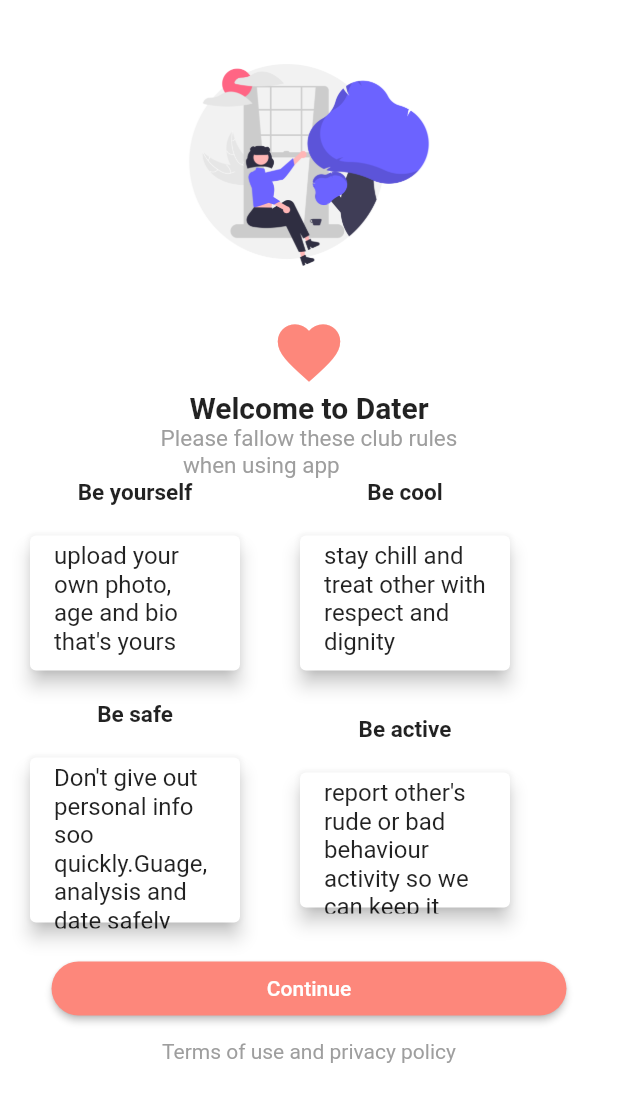
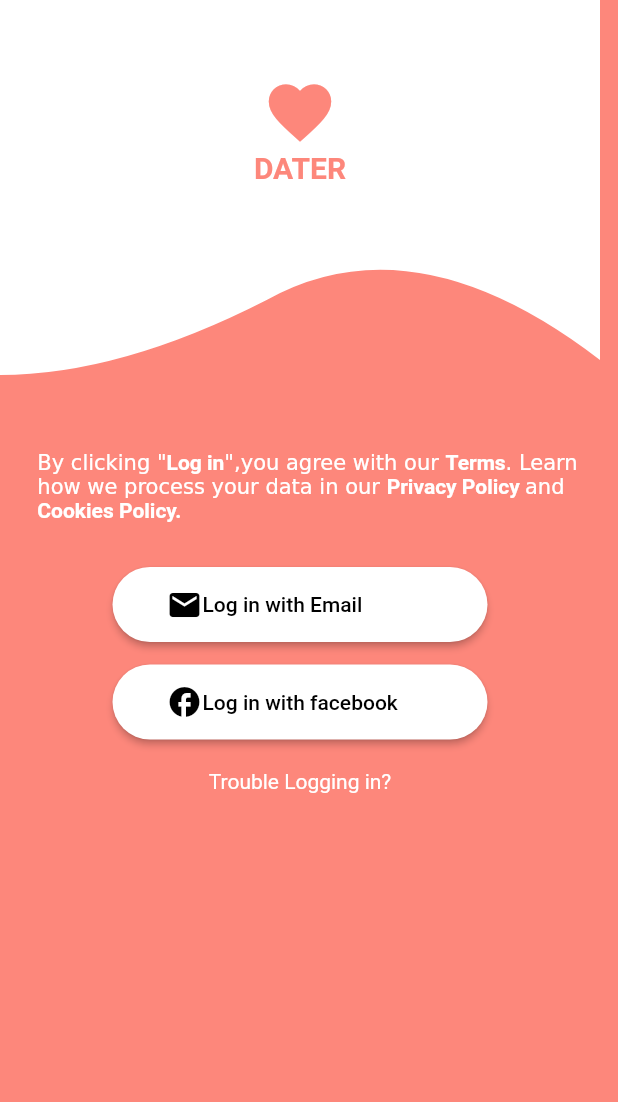
Before and after one commit to shyamnepal/Dating-app-UI, a Flutter app: the Welcome screen opened directly, after a tap on "Continue", on a phone screen of 412 x 824 dp. Shown: the top 1102 px of the screen. Run offline on Flutter 3.47's test engine with Material 2 defaults, Android fonts, the light colour scheme and no system bars; our stand-ins replace flutter_screenutil.

Commit message:
Sign up with email

```diff
--- /dev/null
+++ b/lib/pages/signup.dart
@@ -0,0 +1,183 @@
+import 'package:flutter/material.dart';
+import 'package:flutter_screenutil/flutter_screenutil.dart';
+
+class SignUP extends StatefulWidget {
+  const SignUP({ Key? key }) : super(key: key);
+
+  @override
+  _SignUPState createState() => _SignUPState();
+}
+
+class _SignUPState extends State<SignUP> {
+  @override
+  Widget build(BuildContext context) {
+    return SafeArea(
+
+      child: Scaffold(
+        backgroundColor: Color(0xffFD877B),
+        body: Column(
+          children:   [
+            // Icon(Icons.favorite,size: 50,color: Color(0xffFD877B),),
+            // Text('DATER',style: TextStyle(fontSize: 20,fontWeight: FontWeight.bold,color: Color(0xffFD877B)),),
+             MyClipPath(),
+              Padding(
+               padding:  EdgeInsets.only(top:50,left: 10),
+               child: RichText(
+                 text: const TextSpan(
+                   children: [
+                     TextSpan(
+                       text: '''By clicking "'''
+                     ),
+                      TextSpan(
+                       text: 'Log in',style: TextStyle(
+                         fontWeight: FontWeight.bold,
+                       ),
+                     ),
+                      TextSpan(
+                       text: '''",you agree with our '''
+                     ),
+                     TextSpan(
+                       text: 'Terms',style: TextStyle(
+                         fontWeight: FontWeight.bold,
+                       ),
+                     ),
+                     TextSpan(
+                       text: '. Learn\nhow we process your data in our '
+                     ),
+                     TextSpan(
+                       text: 'Privacy Policy ',style: TextStyle(
+                         fontWeight: FontWeight.bold,
+                       ),
+                     ),
+                     TextSpan(
+                       text: 'and\n'
+                     ),
+
+                     TextSpan(
+                       text: 'Cookies Policy.',
+
+                       style: TextStyle(
+                         fontWeight: FontWeight.bold,
+                       ),
+
+                     ),
+
+
+                   ],
+
+                 ),
+
+               )
+
+              //  Text(""" By clicking "Log in",you agree with terms.Learn\nhow we process your data in our privacy policy and\ncookies policy.""",
+              //  style: TextStyle(
+              //    color: Colors.white
+              //  ),),
+             ),
+
+             Padding(
+               padding: const EdgeInsets.only(top: 30),
+               child: SizedBox(
+                 height: 50,
+                 width: 250,
+                 child: ElevatedButton(onPressed: (){},
+                  child: Padding(
+                    padding: const EdgeInsets.only(left: 20,),
+                    child: Row(children: [Icon(Icons.email,color: Colors.black,),Text("Log in with Email",style: TextStyle(color: Colors.black),)],),
+                  ),
+                  style: ElevatedButton.styleFrom(
+                    primary: Colors.white,
+                     shape: RoundedRectangleBorder(borderRadius: BorderRadius.circular(30))
+                  ),
+                  ),
+               ),
+             ),
+
+
+             Padding(
+               padding: const EdgeInsets.only(top:15),
+               child: SizedBox(
+                 height: 50,
+                 width: 250,
+                 child: ElevatedButton(onPressed: (){},
+                  child: Padding(
+                    padding: const EdgeInsets.only(left: 20),
+                    child: Row(children: [Icon(Icons.facebook,color: Colors.black,),Text("Log in with facebook",style: TextStyle(color: Colors.black),)],),
+                  ),
+                  style: ElevatedButton.styleFrom(
+                    primary: Colors.white,
+                     shape: RoundedRectangleBorder(borderRadius: BorderRadius.circular(30))
+                  ),
+                  ),
+               ),
+             ),
+
+             Padding(
+               padding: const EdgeInsets.only(top: 20),
+               child: Text('Trouble Logging in?',style: TextStyle(color: Colors.white),),
+             )
+          ],
+          )
+
+      ),
+    );
+  }
+}
+
+class MyClipPath extends StatelessWidget {
+  const MyClipPath({ Key? key }) : super(key: key);
+  final Color backgroundColor = Colors.white;
+
+  @override
+ Widget build(BuildContext context) {
+    return ClipPath(
+      clipper: BottomWaveClipper(),
+      child: Container(
+        color: backgroundColor,
+        width: 400,
+        height: 250,
+        child: Padding(
+          padding: const EdgeInsets.only(top: 50),
+          child: Column(
+            children: const [
+              Icon(Icons.favorite,size: 50,color: Color(0xffFD877B),),
+              Text('DATER',style: TextStyle(fontSize: 20,fontWeight: FontWeight.bold,color: Color(0xffFD877B)),),
+
+            ],),
+        ),
+      ),
+    );
+  }
+}
+
+
+class BottomWaveClipper extends CustomClipper<Path> {
+  @override
+
+  Path getClip(Size size) {
+    var path = new Path();
+   path.lineTo(0, size.height); //start path with this if you are making at bottom
+
+      var firstStart = Offset(size.width / 5, size.height);
+      //fist point of quadratic bezier curve
+      var firstEnd = Offset(size.width / 2.25, size.height - 50.0);
+      //second point of quadratic bezier curve
+      path.quadraticBezierTo(firstStart.dx, firstStart.dy, firstEnd.dx, firstEnd.dy);
+
+      var secondStart = Offset(size.width - (size.width / 3.24), size.height - 105);
+      //third point of quadratic bezier curve
+      var secondEnd = Offset(size.width, size.height - 10);
+      //fourth point of quadratic bezier curve
+      path.quadraticBezierTo(secondStart.dx, secondStart.dy, secondEnd.dx, secondEnd.dy);
+
+      path.lineTo(size.width, 0); //end with this path if you are making wave at bottom
+      path.close();
+      return path;
+    return path;
+  }
+  @override
+
+  bool shouldReclip(CustomClipper<Path> oldClipper) {
+    return false;
+  }
+}
--- a/lib/pages/welcome.dart
+++ b/lib/pages/welcome.dart
@@ -1,3 +1,4 @@
+import 'package:datingapp/pages/signup.dart';
 import 'package:flutter/material.dart';
 
 class Welcome extends StatelessWidget {
@@ -125,7 +126,7 @@
               width: MediaQuery.of(context).size.width/1.2,
               child: ElevatedButton(
                                   onPressed: () {
-
+                                   Navigator.push(context, MaterialPageRoute(builder: (context)=> const SignUP()),);
                                   },
                                   child: const Text('Continue'),
                                   style: ElevatedButton.styleFrom(
--- a/pubspec.yaml
+++ b/pubspec.yaml
@@ -29,7 +29,7 @@
 dependencies:
   flutter:
     sdk: flutter
-  flutter_screenutil: any
+  flutter_screenutil: ^5.0.1
 
 
   # The following adds the Cupertino Icons font to your application.
```
Also changed, not shown: pubspec.lock.
